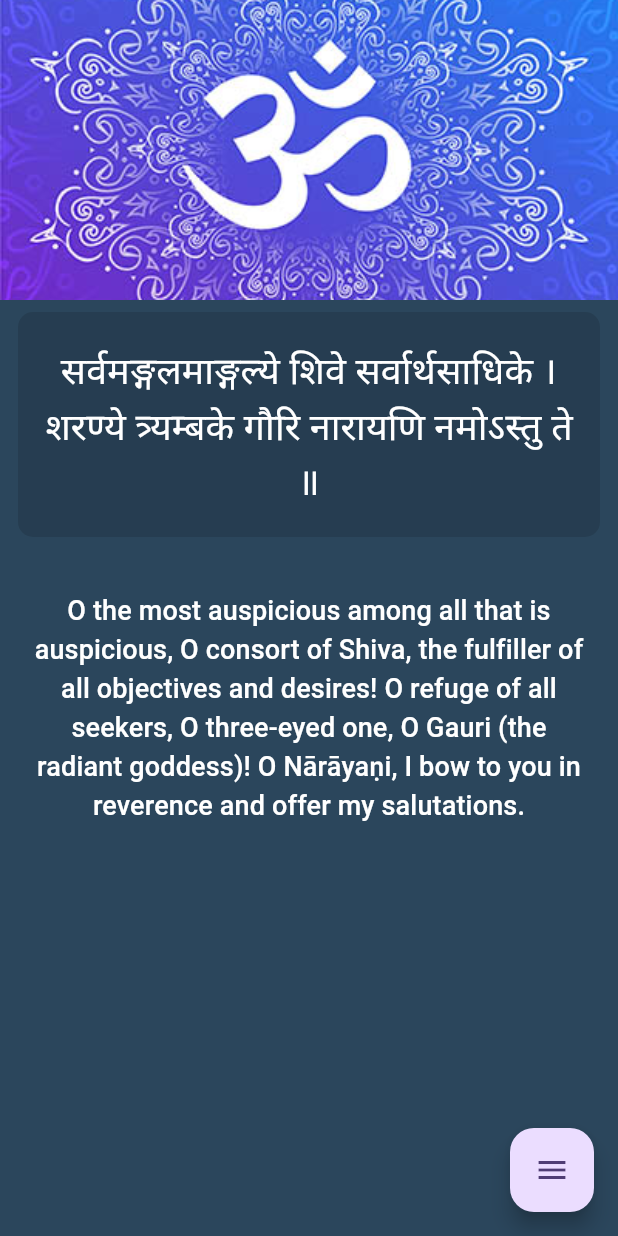
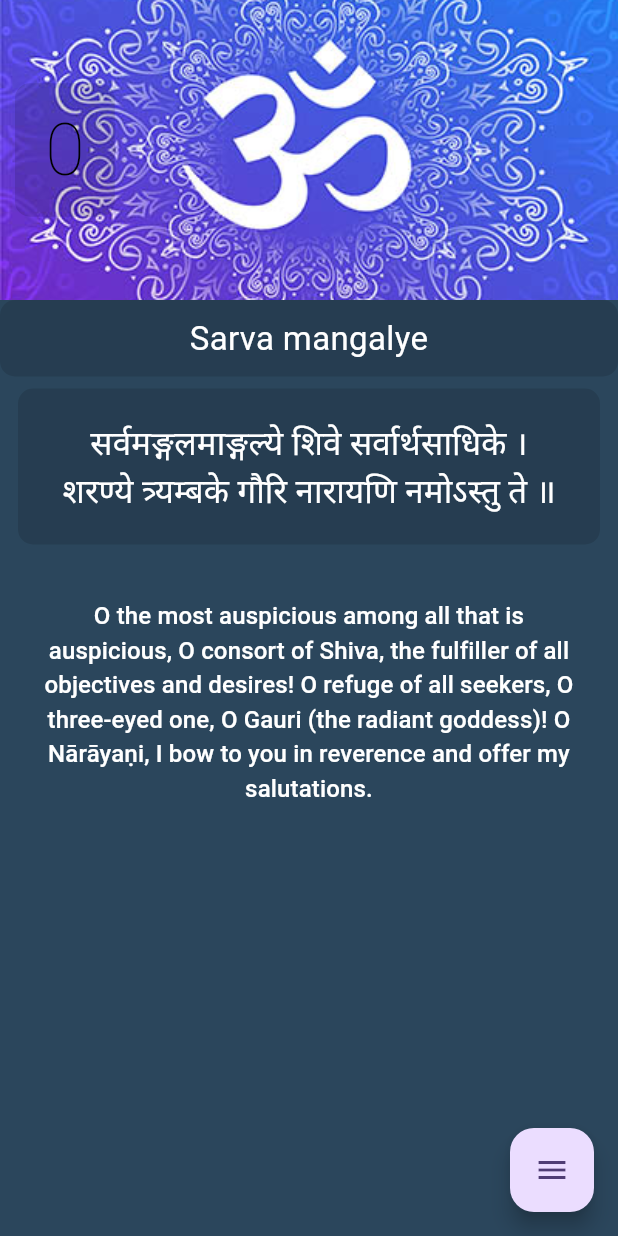
Before and after one commit to bipulcn/shloka_app, a Flutter app: the SingleShloka screen opened by its route, on a phone screen of 412 x 824 dp. Run offline on Flutter 3.47's test engine with Material 3 defaults, Android fonts, the light colour scheme and no system bars; our stand-ins replace sqflite; accounts and stored records are empty.

Commit message:
update on design and database

```diff
--- a/assets/data/gita_shlokas.json
+++ b/assets/data/gita_shlokas.json
@@ -2,11 +2,13 @@
   {
     "name": "Sarva mangalye",
     "kinds": "gita",
+    "chapter": 0,
     "serial": 0,
     "sanskrit": "धृतराष्ट्र उवाच ।\n\nधर्मक्षेत्रे कुरुक्षेत्रे समवेता युयुत्सवः ।\nमामकाः पाण्डवाश्चैव किमकुर्वत सञ्जय ॥ १-१॥",
     "bengali": "ধৃতরাষ্ট্র উভাচ\n\nধর্মক্ষেত্রে কুরুক্ষেত্রে সমাবেতা যুযুৎসবঃ\nমামাকাঃ পাণ্ডবশচৈব কিমাকুর্বতা সঞ্জয় 1-1",
-    "english": "Dhritarashtra said: What did the sons of Pandu and also my people do when, desirous to fight, they assembled together on the holy plain of Kurukshetra, O Sanjaya?",
-    "meaning": "ধৃতরাষ্ট্র বললেন: হে সঞ্জয়, পাণ্ডুর পুত্ররা এবং আমার লোকেরা যখন যুদ্ধের ইচ্ছায় কুরুক্ষেত্রের পবিত্র ভূমিতে একত্রিত হয়েছিল, তখন তারা কী করেছিল?",
+    "english": "",
+    "eng_mean": "Dhritarashtra said: What did the sons of Pandu and also my people do when, desirous to fight, they assembled together on the holy plain of Kurukshetra, O Sanjaya?",
+    "bng_mean": "ধৃতরাষ্ট্র বললেন: হে সঞ্জয়, পাণ্ডুর পুত্ররা এবং আমার লোকেরা যখন যুদ্ধের ইচ্ছায় কুরুক্ষেত্রের পবিত্র ভূমিতে একত্রিত হয়েছিল, তখন তারা কী করেছিল?",
     "wordMeaning": "Duty, righteousness, law",
     "viewed": 0,
     "learnt": 0,
--- a/lib/component/decorate.dart
+++ b/lib/component/decorate.dart
@@ -2,6 +2,44 @@ import 'package:flutter/material.dart';
 import 'package:slokas/component/textstyle.dart';
 
 class Dec {
+  static Widget head(String txt, bool drk) {
+    debugPrint(txt);
+    return Row(
+      mainAxisAlignment: MainAxisAlignment.start,
+      children: [
+        Container(
+          decoration: BoxDecoration(
+            color: Colors.black12,
+            borderRadius: BorderRadius.circular(10),
+          ),
+          margin: EdgeInsets.all(10),
+          padding: EdgeInsets.symmetric(horizontal: 20, vertical: 10),
+          child: Text(
+            txt,
+            style: StyTxt.h1(dk: false),
+            textAlign: TextAlign.center,
+          ),
+        ),
+      ],
+    );
+  }
+
+  static Widget name(String txt, bool drk) {
+    return Container(
+      decoration: BoxDecoration(
+        color: Colors.black12,
+        borderRadius: BorderRadius.circular(10),
+      ),
+      padding: EdgeInsets.symmetric(horizontal: 10, vertical: 10),
+      width: double.infinity,
+      child: Text(
+        txt,
+        style: StyTxt.h5(dk: drk),
+        textAlign: TextAlign.center,
+      ),
+    );
+  }
+
   static Widget impTx(String txt, bool drk) {
     return Container(
       decoration: BoxDecoration(
--- a/lib/component/textstyle.dart
+++ b/lib/component/textstyle.dart
@@ -2,27 +2,27 @@ import 'package:flutter/material.dart';
 
 class StyTxt {
   static TextStyle h1({bool dk = true}) => TextStyle(
-    fontSize: 66,
+    fontSize: 48,
     fontWeight: FontWeight.w100,
     color: dk == true ? Colors.white : Colors.black,
   );
   static TextStyle h2({bool dk = true}) => TextStyle(
-    fontSize: 54,
+    fontSize: 40,
     fontWeight: FontWeight.w100,
     color: dk == true ? Colors.white : Colors.black,
   );
   static TextStyle h3({bool dk = true}) => TextStyle(
-    fontSize: 42,
+    fontSize: 32,
     fontWeight: FontWeight.w100,
     color: dk == true ? Colors.white : Colors.black,
   );
   static TextStyle h4({bool dk = true}) => TextStyle(
-    fontSize: 32,
+    fontSize: 26,
     fontWeight: FontWeight.w300,
     color: dk == true ? Colors.white : Colors.black,
   );
   static TextStyle h5({bool dk = true}) => TextStyle(
-    fontSize: 25,
+    fontSize: 22,
     fontWeight: FontWeight.w400,
     color: dk == true ? Colors.white : Colors.black,
   );
@@ -32,5 +32,5 @@ class StyTxt {
     color: dk == true ? Colors.white : Colors.black,
   );
   static TextStyle txt({bool dk = true}) =>
-      TextStyle(fontSize: 18, color: dk == true ? Colors.white : Colors.black);
+      TextStyle(fontSize: 16, color: dk == true ? Colors.white : Colors.black);
 }
--- a/lib/data/models/shlokas.dart
+++ b/lib/data/models/shlokas.dart
@@ -2,11 +2,13 @@ class ShlokaModel {
   final int? id;
   final String name;
   final String kinds;
+  final int chapter;
   final int serial;
   final String sanskrit;
   final String bengali;
   final String english;
-  final String meaning;
+  final String eng_mean;
+  final String bng_mean;
   final String wordMeaning;
   final bool viewed;
   final bool learnt;
@@ -19,11 +21,13 @@ class ShlokaModel {
     this.id,
     required this.name,
     required this.kinds,
+    this.chapter = 0,
     this.serial = 0,
     required this.sanskrit,
     required this.bengali,
     required this.english,
-    required this.meaning,
+    required this.eng_mean,
+    required this.bng_mean,
     required this.wordMeaning,
     this.viewed = false,
     this.learnt = false,
@@ -38,11 +42,13 @@ class ShlokaModel {
       id: json['id'],
       name: json['name'],
       kinds: json['kinds'],
+      chapter: json['chapter'],
       serial: json['serial'],
       sanskrit: json['sanskrit'],
       bengali: json['bengali'],
       english: json['english'],
-      meaning: json['meaning'],
+      eng_mean: json['eng_mean'],
+      bng_mean: json['bng_mean'],
       wordMeaning: json['wordMeaning'],
       viewed: json['viewed'] == 1,
       learnt: json['learnt'] == 1,
@@ -62,11 +68,13 @@ class ShlokaModel {
       'id': id,
       'name': name,
       'kinds': kinds,
+      'chapter': chapter,
       'serial': serial,
       'sanskrit': sanskrit,
       'bengali': bengali,
       'english': english,
-      'meaning': meaning,
+      'eng_mean': eng_mean,
+      'bng_mean': bng_mean,
       'wordMeaning': wordMeaning,
       'viewed': viewed ? 1 : 0,
       'learnt': learnt ? 1 : 0,
--- a/lib/pages/gitashloka.dart
+++ b/lib/pages/gitashloka.dart
@@ -84,7 +84,7 @@ class _GitaShlokaState extends State<GitaShloka> {
                             });
                           },
                           child: Dec.bdyTx(
-                            mean[index] == 1 ? word.meaning : word.english,
+                            mean[index] == 1 ? word.bng_mean : word.eng_mean,
                             dark,
                           ),
                         ),
--- a/lib/pages/ramayana.dart
+++ b/lib/pages/ramayana.dart
@@ -96,7 +96,7 @@ class _RamayanaState extends State<Ramayana> {
                             });
                           },
                           child: Dec.bdyTx(
-                            mean[index] == 1 ? word.meaning : word.english,
+                            mean[index] == 1 ? word.bng_mean : word.eng_mean,
                             dark,
                           ),
                         ),
--- a/lib/pages/shortshloka.dart
+++ b/lib/pages/shortshloka.dart
@@ -1,6 +1,8 @@
 import 'dart:math';
 import 'package:flutter/material.dart';
 import 'package:slokas/component/decorate.dart';
+import 'package:slokas/data/get_tracks.dart';
+import 'package:slokas/data/models/tracks.dart';
 import 'package:slokas/parts/floating_btn.dart';
 import 'package:slokas/const/colors.dart';
 import 'package:slokas/data/get_shlokas.dart';
@@ -21,8 +23,31 @@ class _SingleShlokaState extends State<SingleShloka> {
   Map<int, int> lang = {};
   Map<int, int> mean = {};
   Random rand = Random();
+  late PageController pageCon;
+
+  void gPage() async {
+    List<Track> th = await GetTracks().rdByKind('theme');
+    if (th.isNotEmpty) {
+      dark = th.first.main == "dark" ? true : false;
+    }
+    List<Track> tk = await GetTracks().rdByKind('short');
+    if (tk.isNotEmpty) {
+      pageCon = PageController(initialPage: tk.first.subs);
+    } else {
+      pageCon = PageController(initialPage: 0);
+    }
+  }
+
+  void setPage(int page) async {
+    await GetTracks().uKindTrack(
+      Track(kinds: 'page', main: '/short', subs: page),
+    );
+    await GetTracks().uKindTrack(Track(kinds: 'short', main: '', subs: page));
+  }
+
   @override
   void initState() {
+    gPage();
     super.initState();
     slk = _repo.getShlokaByCat('short');
     int ind = 0;
@@ -64,6 +89,8 @@ class _SingleShlokaState extends State<SingleShloka> {
             } else {
               final words = snapshot.data!;
               return PageView.builder(
+                controller: pageCon,
+                onPageChanged: (value) => setPage(value),
                 itemCount: words.length,
                 itemBuilder: (context, index) {
                   final word = words[index];
@@ -83,7 +110,9 @@ class _SingleShlokaState extends State<SingleShloka> {
                                   .cover, // This makes the image cover the container
                             ),
                           ),
+                          child: Dec.head(index.toString(), dark),
                         ),
+                        Dec.name(word.name.toString(), dark),
                         TextButton(
                           onPressed: () {
                             setState(() {
@@ -102,7 +131,7 @@ class _SingleShlokaState extends State<SingleShloka> {
                             });
                           },
                           child: Dec.bdyTx(
-                            mean[index] == 1 ? word.meaning : word.english,
+                            mean[index] == 1 ? word.bng_mean : word.eng_mean,
                             dark,
                           ),
                         ),
```
Also changed, not shown: assets/data/long_shlokas.json (+24 -12 lines), assets/data/ramayana_shlokas.json (+4 -2 lines), assets/data/short_shlokas.json (+44 -22 lines), lib/data/get_tracks.dart (+60 -40 lines), lib/data/models/tracks.dart (+18 -35 lines), lib/data/shloka_database.dart (+5 -5 lines), lib/pages/homepage.dart (+46 -1 lines), lib/pages/longshloka.dart (+34 -7 lines).
